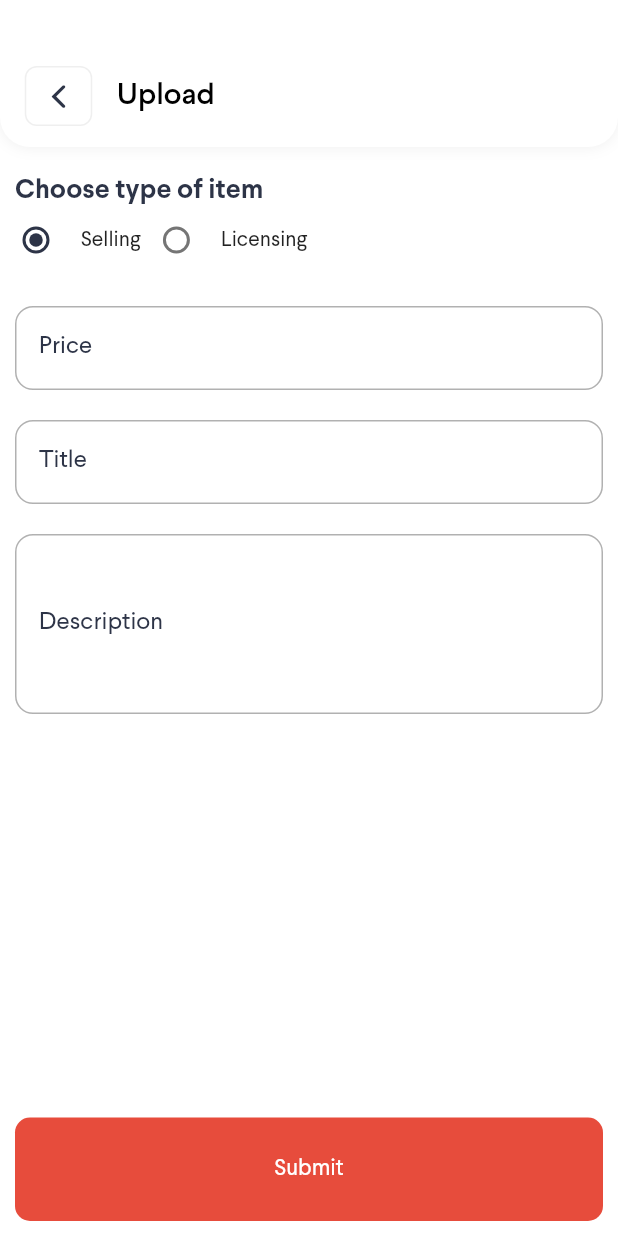
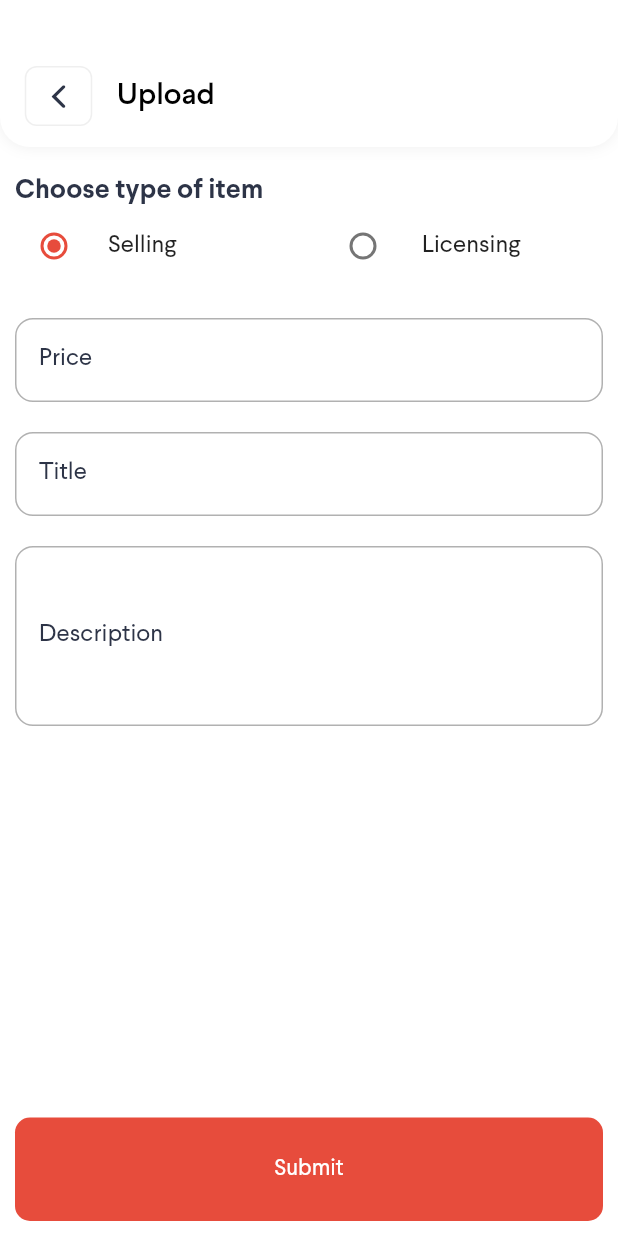
Before and after one commit to faiqkhan480/MUesdMe, a Flutter app: the UploadListingScreen screen opened by its route, on a phone screen of 412 x 824 dp. Run offline on Flutter 3.47's test engine with Material 2 defaults, Android fonts, the phone set to English and light mode, and no system bars; our stand-ins replace awesome_notifications, badges, better_player, country_picker, emoji_picker_flutter, file_picker and 14 more; missing offline and left inert: agora_rtc_engine, agora_rtm, flutter_stripe, imgly_sdk, photo_editor_sdk, ringtone_player and 3 more; accounts and stored records are empty; network calls fail; project files that could hold a hidden picture were left out.

Commit message:
fix market item uploading issue...

```diff
--- a/lib/screens/market/market_screen.dart
+++ b/lib/screens/market/market_screen.dart
@@ -73,8 +73,8 @@ class MarketScreen extends GetView<MarketController>  {
                 child: TabBarView(
                   controller: _tabX,
                   children: [
-                    _items(_listing.where((f) => f?.userId != _authService.currentUser?.userId).toList().obs, 0),
-                    _items(_listing.where((f) => f?.userId == _authService.currentUser?.userId).toList().obs, 1),
+                    _items(_listing.where((item) => item?.userId != _authService.currentUser?.userId).toList().obs, 0),
+                    _items(_listing.where((item) => item?.userId == _authService.currentUser?.userId).toList().obs, 1),
                   ],
                 ),
               ),
@@ -130,6 +130,7 @@ class MarketScreen extends GetView<MarketController>  {
   }
 
   Widget _items(RxList<Listing?> data, int tab) {
+    debugPrint("LENGHT::::::::::$data");
     return RefreshIndicator(
       onRefresh: controller.getAllListing,
       child: GridView.builder(
--- a/lib/screens/market/upload_listing_screen.dart
+++ b/lib/screens/market/upload_listing_screen.dart
@@ -83,79 +83,23 @@ class _UploadListingScreenState extends State<UploadListingScreen> {
                       Row(
                         // mainAxisAlignment: MainAxisAlignment.spaceBetween,
                         children: [
-                          Radio<String>(
+                          Expanded(child: RadioListTile<String>(
                             value: "Selling",
                             groupValue: _type,
-                            activeColor: AppColors.secondaryColor,
-                            onChanged: (String? value) {
-                              setState(() {
-                                _type = value;
-                              });
-                            },
-                          ),
-                          const Text("\t\tSelling"),
+                            activeColor: AppColors.primaryColor,
+                            onChanged: (String? value) => setState(() => _type = value),
+                            title: const Text("Selling"),
+                          )),
 
-                          Radio<String>(
+                          Expanded(child: RadioListTile<String>(
                             value: "Licensing",
                             groupValue: _type,
-                            activeColor: AppColors.secondaryColor,
-                            onChanged: (String? value) {
-                              setState(() {
-                                _type = value;
-                              });
-                            },
-                          ),
-                          const Text("\t\tLicensing"),
-                          // Expanded(
-                          //   child: TextButton(
-                          //     onPressed: () => setState(() => isMale = true),
-                          //     style: TextButton.styleFrom(
-                          //         backgroundColor: isMale ? AppColors.secondaryColor : Colors.white,
-                          //         foregroundColor: !isMale ? AppColors.secondaryColor : Colors.white,
-                          //         shape: RoundedRectangleBorder(
-                          //             borderRadius: BorderRadius.circular(12),
-                          //           side: const BorderSide(color: AppColors.lightGrey)
-                          //         ),
-                          //         padding: const EdgeInsets.symmetric(horizontal: 15, vertical: 18),
-                          //         textStyle: const TextStyle(fontSize: 20, fontFamily: Constants.fontFamily, fontWeight: FontWeight.w500)
-                          //     ),
-                          //     child: Row(
-                          //       mainAxisAlignment: MainAxisAlignment.center,
-                          //       children: const [
-                          //         Icon(Icons.male_rounded, size: 20),
-                          //         Text("\t\tMale"),
-                          //       ],
-                          //     ),
-                          //   ),
-                          // ),
-                          // const SizedBox(width: 10,),
-                          // Expanded(
-                          //   child: TextButton(
-                          //     onPressed: () => setState(() => isMale = false),
-                          //     style: TextButton.styleFrom(
-                          //         backgroundColor: !isMale ? AppColors.secondaryColor : Colors.white,
-                          //         foregroundColor: isMale ? AppColors.secondaryColor : Colors.white,
-                          //         shape: RoundedRectangleBorder(
-                          //             borderRadius: BorderRadius.circular(12),
-                          //           side: const BorderSide(color: AppColors.lightGrey)
-                          //         ),
-                          //         padding: const EdgeInsets.symmetric(horizontal: 15, vertical: 18),
-                          //         textStyle: const TextStyle(
-                          //             fontSize: 20,
-                          //             fontFamily: Constants.fontFamily, fontWeight: FontWeight.w500)
-                          //     ),
-                          //     child: Row(
-                          //       mainAxisAlignment: MainAxisAlignment.center,
-                          //       children: const [
-                          //         Icon(Icons.female_rounded, size: 20),
-                          //         Text("\t\tFemale"),
-                          //       ],
-                          //     ),
-                          //   ),
-                          // ),
+                            activeColor: AppColors.primaryColor,
+                            onChanged: (String? value) => setState(() => _type = value),
+                            title: const Text("\t\Licensing"),
+                          )),
                         ],
                       ),
-
                       // PRICE FIELD
                       Padding(
                         padding: const EdgeInsets.only(left: 10, right: 10, top: 20),
@@ -258,7 +202,10 @@ class _UploadListingScreenState extends State<UploadListingScreen> {
           child: Loader(),
         ) :
         TextButton(
-          onPressed: _controller.selectedItem.value?.files != null && _controller.selectedItem.value!.files!.isNotEmpty ? handleUpdate : handleSubmit,
+          onPressed:
+          _controller.selectedItem.value?.userId == _authService.currentUser?.userId ?
+          handleUpdate :
+          handleSubmit,
           style: TextButton.styleFrom(
               backgroundColor: AppColors.primaryColor,
               foregroundColor: Colors.white,
@@ -268,7 +215,7 @@ class _UploadListingScreenState extends State<UploadListingScreen> {
               padding: const EdgeInsets.symmetric(horizontal: 15, vertical: 25),
               textStyle: const TextStyle(fontSize: 15, fontFamily: Constants.fontFamily)
           ),
-          child: const Text("Submit"),
+          child: Text(_controller.selectedItem.value?.userId == _authService.currentUser?.userId ? "Update" : "Submit"),
         ),
       ),
     );
--- a/lib/services/api_service.dart
+++ b/lib/services/api_service.dart
@@ -549,7 +549,7 @@ class ApiService extends GetxService {
         "UserID": _userId,
       };
       final json = await Network.post(url: Constants.MARKET_LISTING, headers: _header, payload: payload);
-      // debugPrint("LISTING:::::::::::: $json");
+      debugPrint("LISTING:::::::::::: $json");
       if(json != null) {
         ApiRes res = ApiRes.fromJson(jsonDecode(json));
         if(res.code == 200 && res.listings != null) {
--- a/pubspec.yaml
+++ b/pubspec.yaml
@@ -59,6 +59,7 @@ dependencies:
 #  cached_network_image: ^3.2.2
   palette_generator: ^0.3.3+2
   flutter_stripe: ^6.0.0
+  swipeable_button_view: ^0.0.2
 #  just_audio: ^0.9.30
 
 dev_dependencies:
```
Also changed, not shown: lib/controllers/market_controller.dart (+4 -3 lines), lib/controllers/notification_controller.dart (+3 -36 lines), lib/screens/market/item_screen.dart (+24 -4 lines), lib/screens/profile/profile_screen.dart (+7 -7 lines), pubspec.lock.
